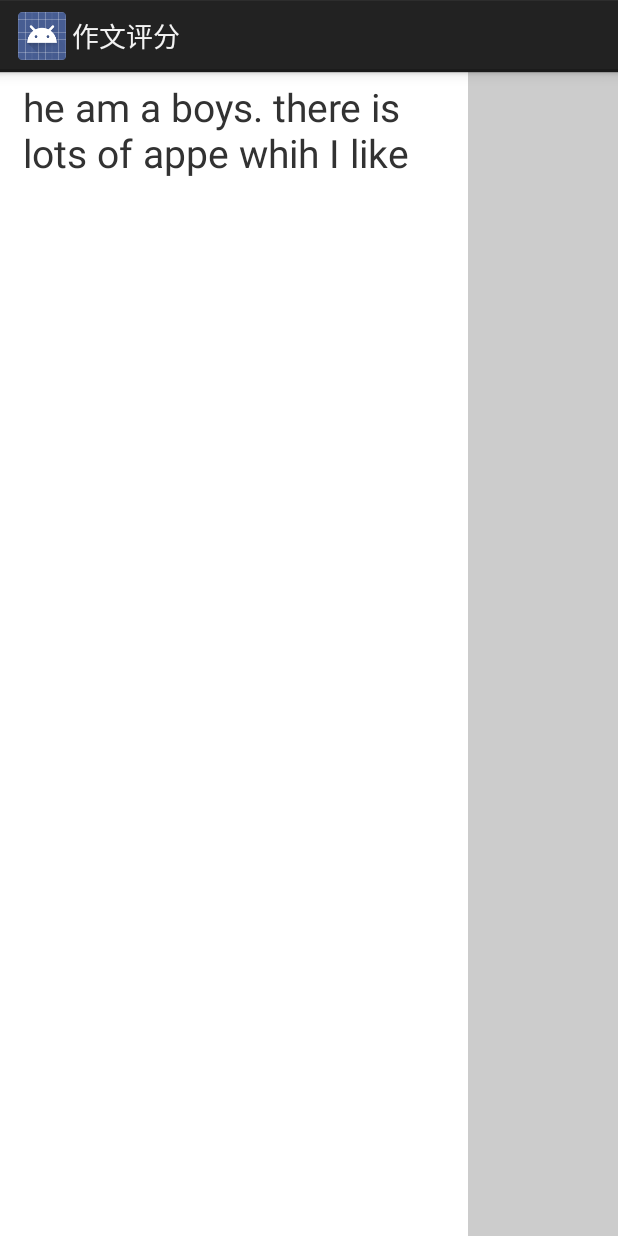
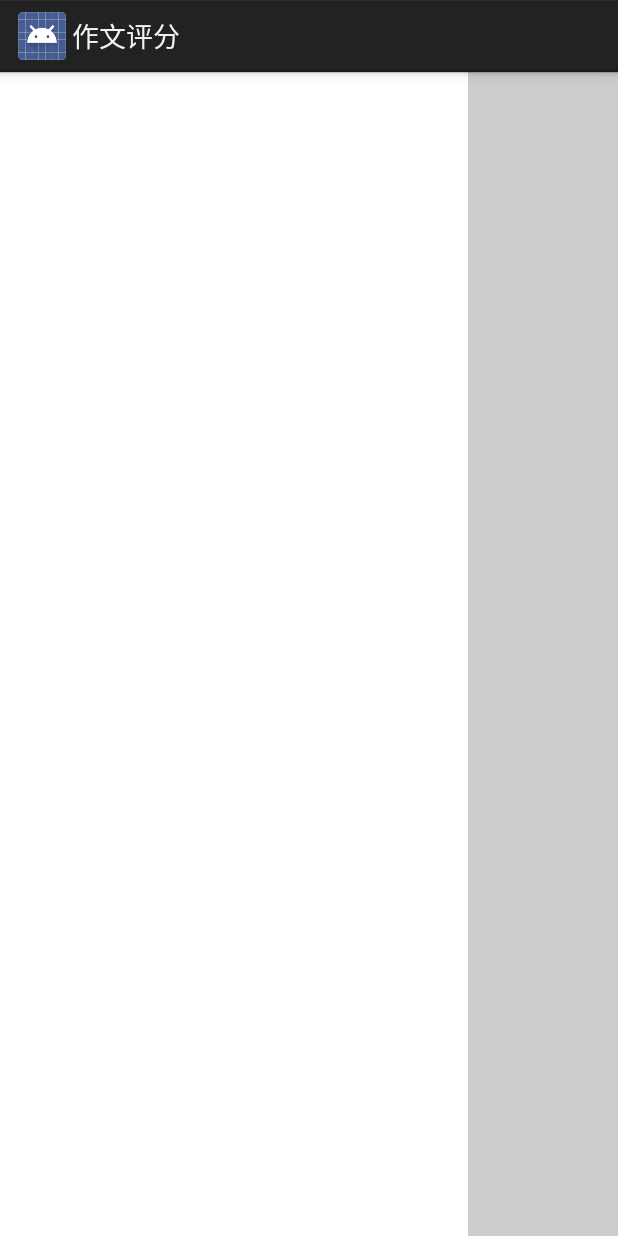
Before and after one commit to yinchuandong/Android_SpellChecker, an Android app: the fragment FragCorrect shown on its own in the app's theme, on a phone screen of 412 x 824 dp. Run offline under Robolectric (Android 15) with nearby library versions, the phone set to English and light mode, and no system bars; 1 statement that could not run was skipped.

Commit message:
change the frag_ment.xml, remove the default string of textview

```diff
--- a/app/src/main/res/layout/frag_correct.xml
+++ b/app/src/main/res/layout/frag_correct.xml
@@ -13,7 +13,6 @@
         android:layout_height="wrap_content"
         android:layout_toLeftOf="@+id/crt_list_view"
         android:padding="5dp"
-        android:text="he am a boys. there is lots of appe whih I like"
         android:textSize="26sp"
         android:fontFamily="Roboto-Light"
          />
```
